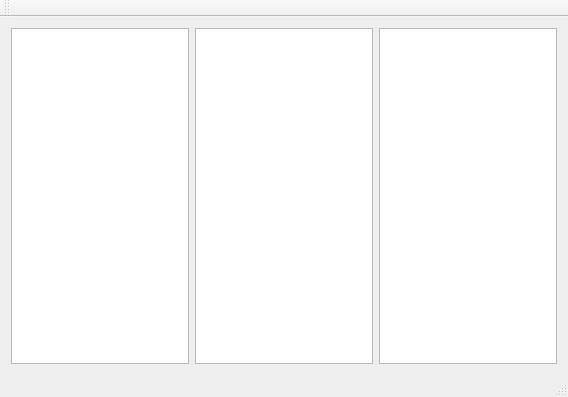
This is mainwindow.ui in johnty/DrawLinesTest as Qt 5 draws it before an edit. The edited form follows.
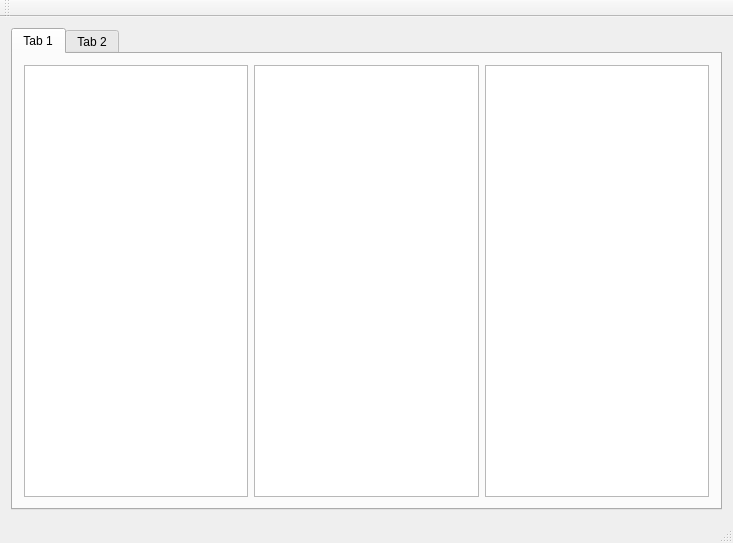
This is the edited form. The open tabs and pages were chosen to show the change. Custom widgets are drawn as their Qt base class.

```diff
--- a/mainwindow.ui
+++ b/mainwindow.ui
@@ -6,8 +6,8 @@
    <rect>
     <x>0</x>
     <y>0</y>
-    <width>568</width>
-    <height>397</height>
+    <width>733</width>
+    <height>543</height>
    </rect>
   </property>
   <property name="windowTitle">
@@ -16,20 +16,44 @@
   <widget class="QWidget" name="centralWidget">
    <layout class="QGridLayout" name="gridLayout">
     <item row="0" column="0">
-     <layout class="QHBoxLayout" name="horizontalLayout">
-      <item>
+     <widget class="QTabWidget" name="tabWidget">
+      <property name="currentIndex">
+       <number>1</number>
+      </property>
+      <widget class="QWidget" name="tab">
+       <attribute name="title">
+        <string>Tab 1</string>
+       </attribute>
+       <layout class="QGridLayout" name="gridLayout_3">
+        <item row="0" column="0">
+         <layout class="QGridLayout" name="gridLayout_2">
+          <item row="0" column="0">
        <widget class="QTreeView" name="treeView1"/>
       </item>
-      <item>
+          <item row="0" column="1">
        <widget class="ListViewArrows" name="listViewArrows"/>
       </item>
-      <item>
+          <item row="0" column="2">
        <widget class="QTreeView" name="treeView2"/>
       </item>
      </layout>
     </item>
    </layout>
   </widget>
+      <widget class="QWidget" name="tab_2">
+       <attribute name="title">
+        <string>Tab 2</string>
+       </attribute>
+       <layout class="QGridLayout" name="gridLayout_4">
+        <item row="0" column="0">
+         <widget class="QGraphicsView" name="graphicsView"/>
+        </item>
+       </layout>
+      </widget>
+     </widget>
+    </item>
+   </layout>
+  </widget>
   <widget class="QMenuBar" name="menuBar">
    <property name="geometry">
     <rect>
```
Left out of the diff: 2 changed lines with no effect on the pictures. Lines whose indentation alone changed are shown as unchanged.
